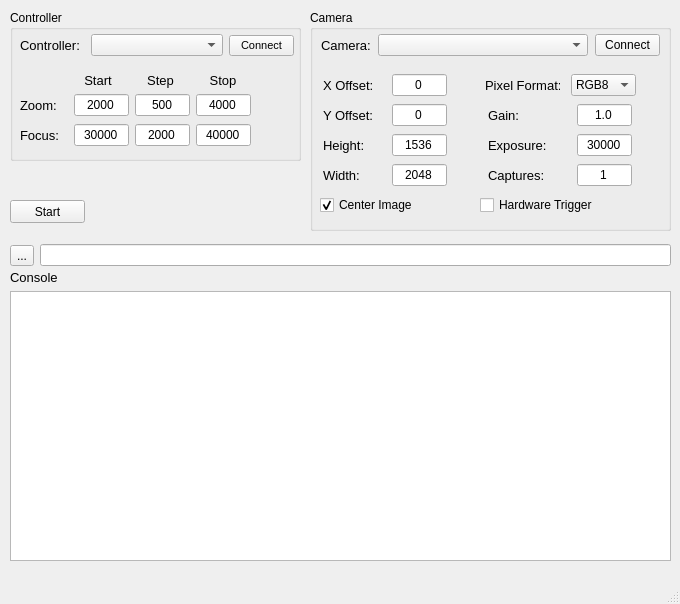
Qt form capture_gui/src/capture_gui.ui (NSWC-Crane/passive_range) before a commit.
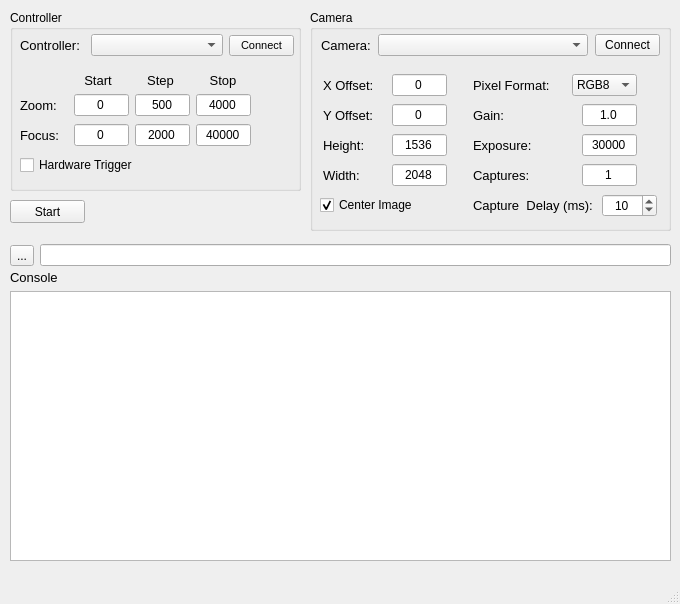
The same form after that commit.

What changed in the file:
```diff
--- a/capture_gui/src/capture_gui.ui
+++ b/capture_gui/src/capture_gui.ui
@@ -110,7 +110,7 @@
       <x>10</x>
       <y>10</y>
       <width>291</width>
-      <height>151</height>
+      <height>181</height>
      </rect>
     </property>
     <property name="title">
@@ -236,7 +236,7 @@
          </size>
         </property>
         <property name="text">
-         <string>30000</string>
+         <string>0</string>
         </property>
         <property name="alignment">
          <set>Qt::AlignCenter</set>
@@ -395,7 +395,7 @@
          </size>
         </property>
         <property name="text">
-         <string>2000</string>
+         <string>0</string>
         </property>
         <property name="alignment">
          <set>Qt::AlignCenter</set>
@@ -448,6 +448,25 @@
       </item>
      </layout>
     </widget>
+    <widget class="QWidget" name="horizontalLayoutWidget_15">
+     <property name="geometry">
+      <rect>
+       <x>10</x>
+       <y>140</y>
+       <width>121</width>
+       <height>31</height>
+      </rect>
+     </property>
+     <layout class="QHBoxLayout" name="horizontalLayout_15">
+      <item>
+       <widget class="QCheckBox" name="checkBox">
+        <property name="text">
+         <string>Hardware Trigger</string>
+        </property>
+       </widget>
+      </item>
+     </layout>
+    </widget>
    </widget>
    <widget class="QGroupBox" name="camera_gb">
     <property name="geometry">
@@ -522,9 +541,9 @@
     <widget class="QWidget" name="horizontalLayoutWidget_12">
      <property name="geometry">
       <rect>
-       <x>170</x>
+       <x>160</x>
        <y>120</y>
-       <width>161</width>
+       <width>171</width>
        <height>31</height>
       </rect>
      </property>
@@ -533,13 +552,13 @@
        <widget class="QLabel" name="label_16">
         <property name="minimumSize">
          <size>
-          <width>75</width>
+          <width>100</width>
           <height>0</height>
          </size>
         </property>
         <property name="maximumSize">
          <size>
-          <width>75</width>
+          <width>100</width>
           <height>16777215</height>
          </size>
         </property>
@@ -696,9 +715,9 @@
     <widget class="QWidget" name="horizontalLayoutWidget_10">
      <property name="geometry">
       <rect>
-       <x>170</x>
+       <x>160</x>
        <y>60</y>
-       <width>161</width>
+       <width>171</width>
        <height>31</height>
       </rect>
      </property>
@@ -713,7 +732,7 @@
         </property>
         <property name="maximumSize">
          <size>
-          <width>75</width>
+          <width>90</width>
           <height>16777215</height>
          </size>
         </property>
@@ -816,9 +835,9 @@
     <widget class="QWidget" name="horizontalLayoutWidget_11">
      <property name="geometry">
       <rect>
-       <x>170</x>
+       <x>160</x>
        <y>90</y>
-       <width>161</width>
+       <width>171</width>
        <height>31</height>
       </rect>
      </property>
@@ -827,13 +846,13 @@
        <widget class="QLabel" name="label_15">
         <property name="minimumSize">
          <size>
-          <width>75</width>
+          <width>100</width>
           <height>0</height>
          </size>
         </property>
         <property name="maximumSize">
          <size>
-          <width>75</width>
+          <width>100</width>
           <height>16777215</height>
          </size>
         </property>
@@ -945,9 +964,9 @@
     <widget class="QWidget" name="horizontalLayoutWidget_14">
      <property name="geometry">
       <rect>
-       <x>170</x>
+       <x>160</x>
        <y>150</y>
-       <width>161</width>
+       <width>171</width>
        <height>31</height>
       </rect>
      </property>
@@ -956,13 +975,13 @@
        <widget class="QLabel" name="label_17">
         <property name="minimumSize">
          <size>
-          <width>75</width>
+          <width>100</width>
           <height>0</height>
          </size>
         </property>
         <property name="maximumSize">
          <size>
-          <width>75</width>
+          <width>100</width>
           <height>16777215</height>
          </size>
         </property>
@@ -1000,25 +1019,6 @@
       </item>
      </layout>
     </widget>
-    <widget class="QWidget" name="horizontalLayoutWidget_15">
-     <property name="geometry">
-      <rect>
-       <x>170</x>
-       <y>180</y>
-       <width>161</width>
-       <height>31</height>
-      </rect>
-     </property>
-     <layout class="QHBoxLayout" name="horizontalLayout_15">
-      <item>
-       <widget class="QCheckBox" name="checkBox">
-        <property name="text">
-         <string>Hardware Trigger</string>
-        </property>
-       </widget>
-      </item>
-     </layout>
-    </widget>
     <widget class="QWidget" name="horizontalLayoutWidget_16">
      <property name="geometry">
       <rect>
@@ -1041,6 +1041,67 @@
       </item>
      </layout>
     </widget>
+    <widget class="QWidget" name="horizontalLayoutWidget_17">
+     <property name="geometry">
+      <rect>
+       <x>160</x>
+       <y>180</y>
+       <width>191</width>
+       <height>31</height>
+      </rect>
+     </property>
+     <layout class="QHBoxLayout" name="horizontalLayout_17">
+      <item>
+       <widget class="QLabel" name="label_18">
+        <property name="minimumSize">
+         <size>
+          <width>120</width>
+          <height>0</height>
+         </size>
+        </property>
+        <property name="maximumSize">
+         <size>
+          <width>120</width>
+          <height>16777215</height>
+         </size>
+        </property>
+        <property name="font">
+         <font>
+          <pointsize>10</pointsize>
+         </font>
+        </property>
+        <property name="text">
+         <string>Capture  Delay (ms):</string>
+        </property>
+       </widget>
+      </item>
+      <item>
+       <widget class="QSpinBox" name="cap_delay_sb">
+        <property name="minimumSize">
+         <size>
+          <width>55</width>
+          <height>0</height>
+         </size>
+        </property>
+        <property name="maximumSize">
+         <size>
+          <width>55</width>
+          <height>16777215</height>
+         </size>
+        </property>
+        <property name="alignment">
+         <set>Qt::AlignCenter</set>
+        </property>
+        <property name="maximum">
+         <number>10000</number>
+        </property>
+        <property name="value">
+         <number>10</number>
+        </property>
+       </widget>
+      </item>
+     </layout>
+    </widget>
    </widget>
    <widget class="QPushButton" name="start_capture">
     <property name="geometry">
```
